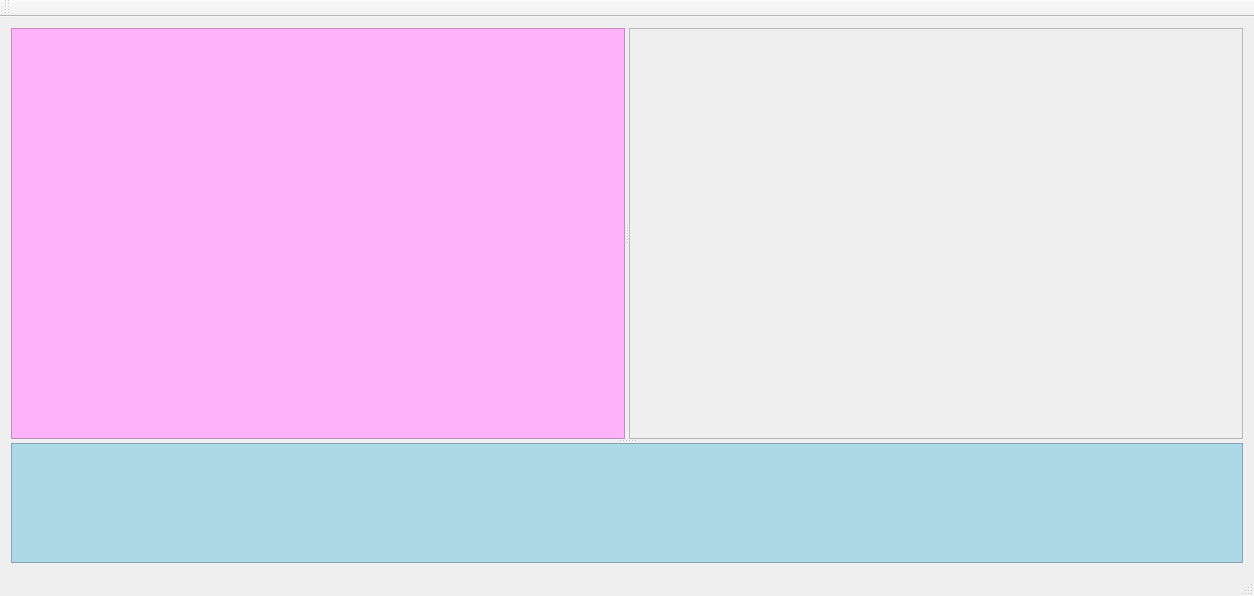
First picture: the form in code/src/main/python/view/mainview/main_window.ui, repository felixdittrich92/mission-uncuttable, before the edit.
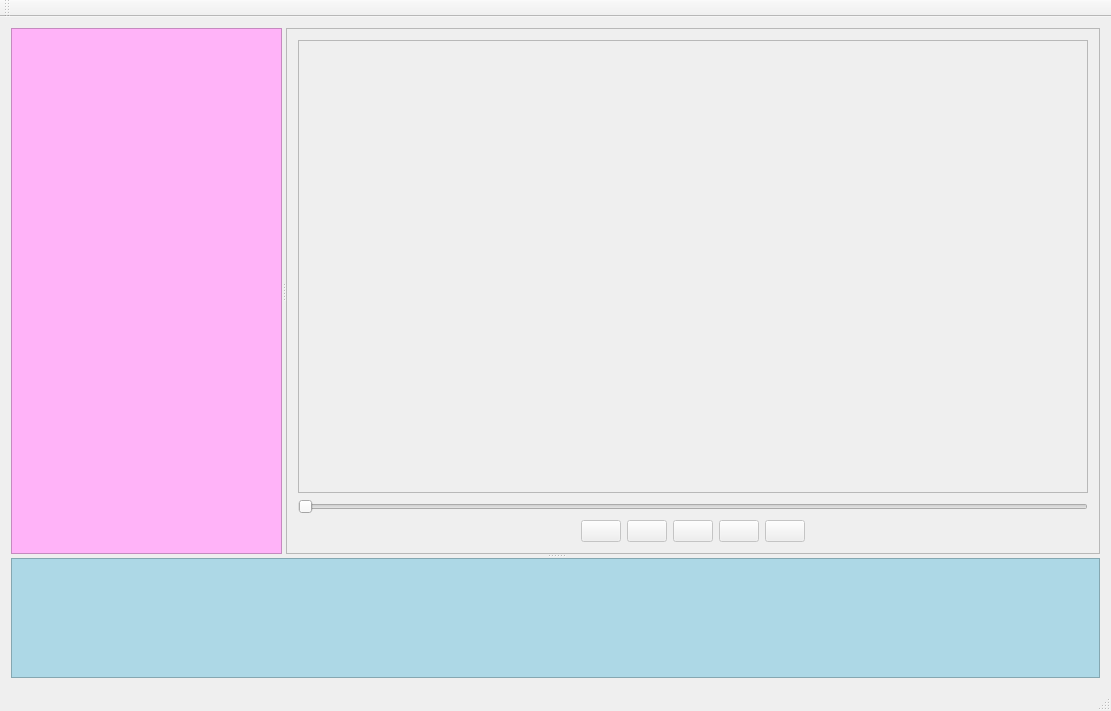
Second picture: the form after the edit. Icons and pictures are not drawn.

Diff of the .ui file:
```diff
--- a/code/src/main/python/view/mainview/main_window.ui
+++ b/code/src/main/python/view/mainview/main_window.ui
@@ -6,8 +6,8 @@
    <rect>
     <x>0</x>
     <y>0</y>
-    <width>1254</width>
-    <height>596</height>
+    <width>1111</width>
+    <height>711</height>
    </rect>
   </property>
   <property name="windowTitle">
@@ -15,7 +15,7 @@
   </property>
   <widget class="QWidget" name="centralWidget">
    <layout class="QGridLayout" name="gridLayout">
-    <item row="0" column="0">
+    <item row="1" column="0">
      <widget class="QSplitter" name="horizontalSplitter">
       <property name="sizeIncrement">
        <size>
@@ -78,18 +78,25 @@
         <property name="frameShadow">
          <enum>QFrame::Raised</enum>
         </property>
+        <layout class="QGridLayout" name="gridLayout_2">
+         <item row="2" column="0">
+          <spacer name="horizontalSpacer">
+           <property name="orientation">
+            <enum>Qt::Horizontal</enum>
+           </property>
+           <property name="sizeHint" stdset="0">
+            <size>
+             <width>171</width>
+             <height>20</height>
+            </size>
+           </property>
+          </spacer>
+         </item>
+         <item row="2" column="3">
         <widget class="QPushButton" name="pushButton">
          <property name="enabled">
           <bool>false</bool>
          </property>
-         <property name="geometry">
-          <rect>
-           <x>300</x>
-           <y>330</y>
-           <width>28</width>
-           <height>24</height>
-          </rect>
-         </property>
          <property name="sizePolicy">
           <sizepolicy hsizetype="Preferred" vsizetype="Preferred">
            <horstretch>0</horstretch>
@@ -132,18 +139,39 @@
           <bool>true</bool>
          </property>
          <property name="flat">
-          <bool>true</bool>
-         </property>
-        </widget>
+            <bool>false</bool>
+           </property>
+          </widget>
+         </item>
+         <item row="2" column="6">
+          <spacer name="horizontalSpacer_2">
+           <property name="orientation">
+            <enum>Qt::Horizontal</enum>
+           </property>
+           <property name="sizeHint" stdset="0">
+            <size>
+             <width>171</width>
+             <height>20</height>
+            </size>
+           </property>
+          </spacer>
+         </item>
+         <item row="2" column="1">
+          <widget class="QPushButton" name="pushButton_5">
+           <property name="text">
+            <string/>
+           </property>
+           <property name="icon">
+            <iconset resource="../../../icons/preview_buttons/resource.qrc">
+             <normaloff>:/icons png/png/006-back.png</normaloff>:/icons png/png/006-back.png</iconset>
+           </property>
+           <property name="flat">
+            <bool>false</bool>
+           </property>
+          </widget>
+         </item>
+         <item row="2" column="4">
         <widget class="QPushButton" name="pushButton_2">
-         <property name="geometry">
-          <rect>
-           <x>342</x>
-           <y>330</y>
-           <width>25</width>
-           <height>25</height>
-          </rect>
-         </property>
          <property name="text">
           <string/>
          </property>
@@ -155,38 +183,12 @@
           <bool>false</bool>
          </property>
          <property name="flat">
-          <bool>true</bool>
-         </property>
-        </widget>
-        <widget class="QPushButton" name="pushButton_3">
-         <property name="geometry">
-          <rect>
-           <x>259</x>
-           <y>330</y>
-           <width>25</width>
-           <height>25</height>
-          </rect>
-         </property>
-         <property name="text">
-          <string/>
-         </property>
-         <property name="icon">
-          <iconset resource="../../../icons/preview_buttons/resource.qrc">
-           <normaloff>:/icons png/png/011-rewind.png</normaloff>:/icons png/png/011-rewind.png</iconset>
-         </property>
-         <property name="flat">
-          <bool>true</bool>
-         </property>
-        </widget>
+            <bool>false</bool>
+           </property>
+          </widget>
+         </item>
+         <item row="2" column="5">
         <widget class="QPushButton" name="pushButton_4">
-         <property name="geometry">
-          <rect>
-           <x>380</x>
-           <y>329</y>
-           <width>25</width>
-           <height>25</height>
-          </rect>
-         </property>
          <property name="text">
           <string/>
          </property>
@@ -195,18 +197,12 @@
            <normaloff>:/icons png/png/007-next-1.png</normaloff>:/icons png/png/007-next-1.png</iconset>
          </property>
          <property name="flat">
-          <bool>true</bool>
-         </property>
-        </widget>
-        <widget class="QPushButton" name="pushButton_5">
-         <property name="geometry">
-          <rect>
-           <x>215</x>
-           <y>330</y>
-           <width>25</width>
-           <height>25</height>
-          </rect>
-         </property>
+            <bool>false</bool>
+           </property>
+          </widget>
+         </item>
+         <item row="2" column="2">
+          <widget class="QPushButton" name="pushButton_3">
          <property name="text">
           <string/>
          </property>
@@ -215,9 +211,21 @@
            <normaloff>:/icons png/png/006-back.png</normaloff>:/icons png/png/006-back.png</iconset>
          </property>
          <property name="flat">
-          <bool>true</bool>
-         </property>
-        </widget>
+            <bool>false</bool>
+           </property>
+          </widget>
+         </item>
+         <item row="1" column="0" colspan="7">
+          <widget class="QSlider" name="horizontalSlider">
+           <property name="orientation">
+            <enum>Qt::Horizontal</enum>
+           </property>
+          </widget>
+         </item>
+         <item row="0" column="0" colspan="7">
+          <widget class="QGraphicsView" name="graphicsView"/>
+         </item>
+        </layout>
        </widget>
       </widget>
       <widget class="QFrame" name="bottomFrame">
```
Left out of the diff: 4 changed lines with no effect on the pictures. Lines whose indentation alone changed are shown as unchanged.
